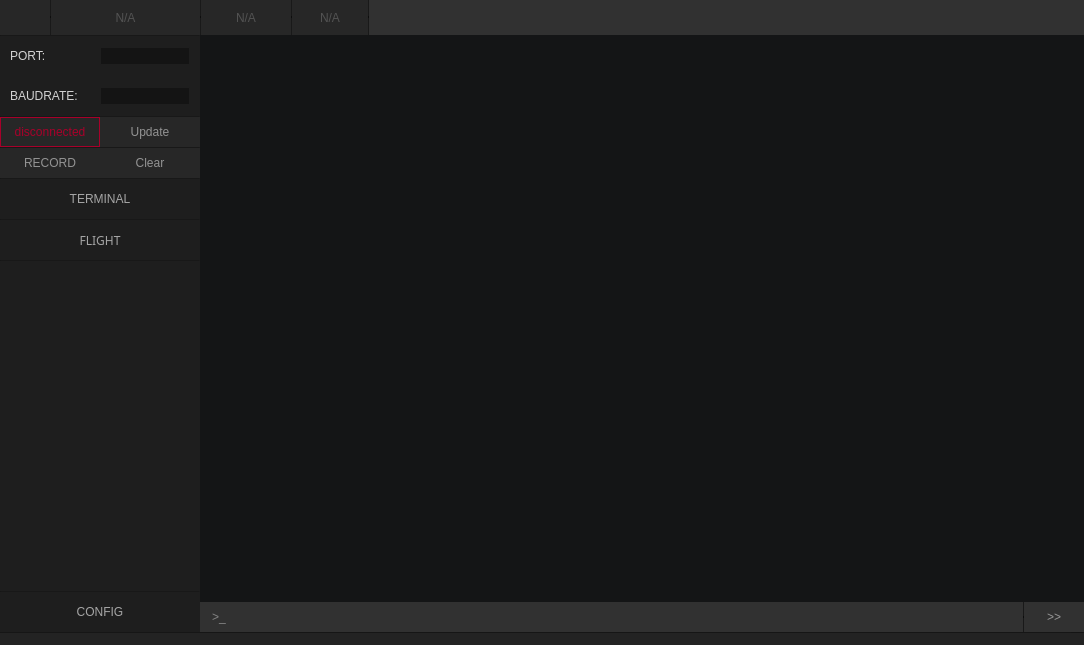
lowg0d/Cansat-Mission-Control, file edvs/ui/MainWindow.ui: the form before one commit.
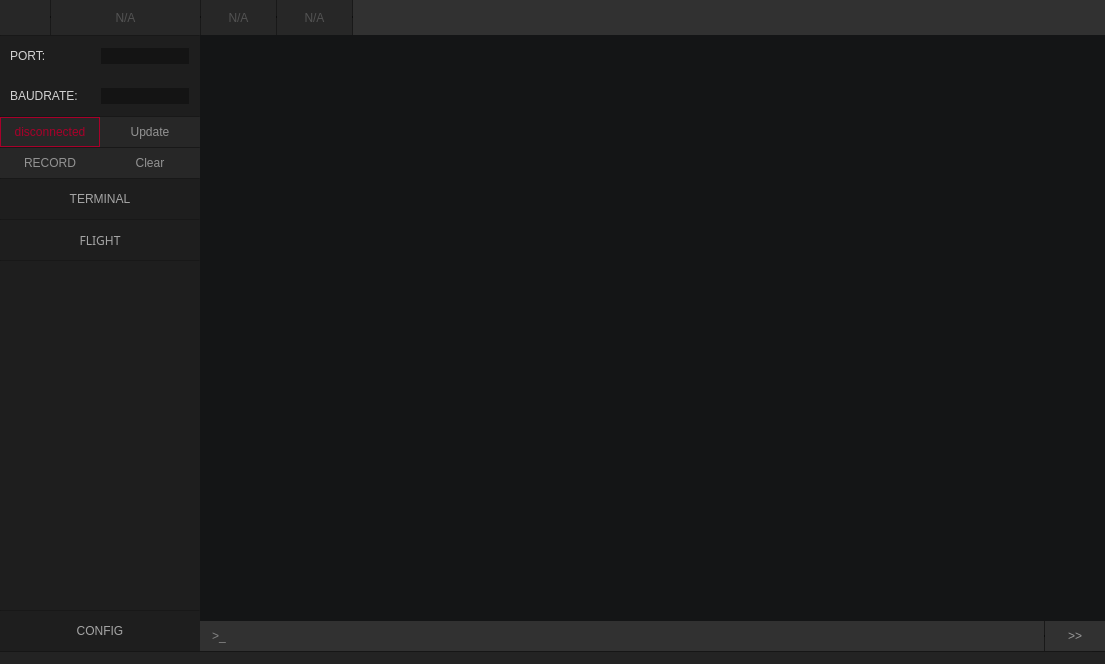
The form after the commit. Icons and pictures are not drawn.

Patch:
```diff
--- a/edvs/ui/MainWindow.ui
+++ b/edvs/ui/MainWindow.ui
@@ -6,8 +6,8 @@
    <rect>
     <x>0</x>
     <y>0</y>
-    <width>1084</width>
-    <height>645</height>
+    <width>1105</width>
+    <height>664</height>
    </rect>
   </property>
   <property name="sizePolicy">
@@ -250,13 +250,13 @@
          </property>
          <property name="minimumSize">
           <size>
-           <width>90</width>
+           <width>75</width>
            <height>35</height>
           </size>
          </property>
          <property name="maximumSize">
           <size>
-           <width>79</width>
+           <width>75</width>
            <height>35</height>
           </size>
          </property>
@@ -304,13 +304,13 @@
         <widget class="QLabel" name="lb_telemetry_info_1">
          <property name="minimumSize">
           <size>
-           <width>76</width>
+           <width>75</width>
            <height>35</height>
           </size>
          </property>
          <property name="maximumSize">
           <size>
-           <width>79</width>
+           <width>75</width>
            <height>35</height>
           </size>
          </property>
```
